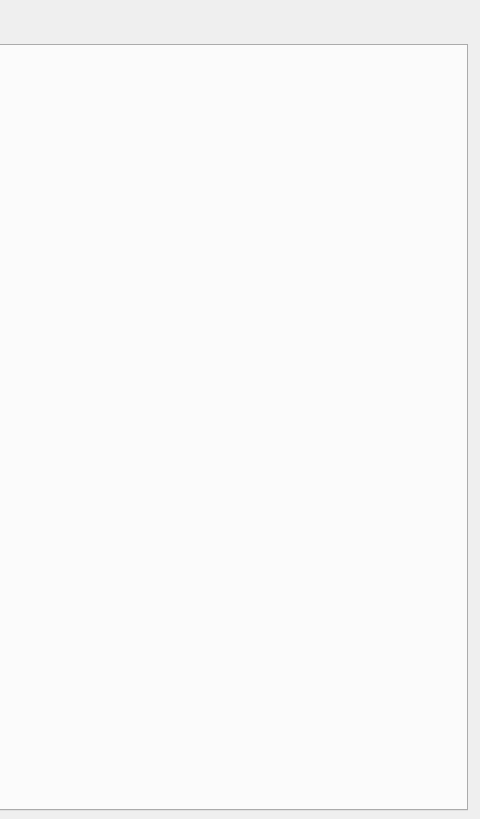
bytesize-zz/pymon, file gui/ui_files/overviewtab.ui: the form before one commit; both pictures show x 553 to 1033 and y 0 to 819 of the 1033 by 819 pixel window.
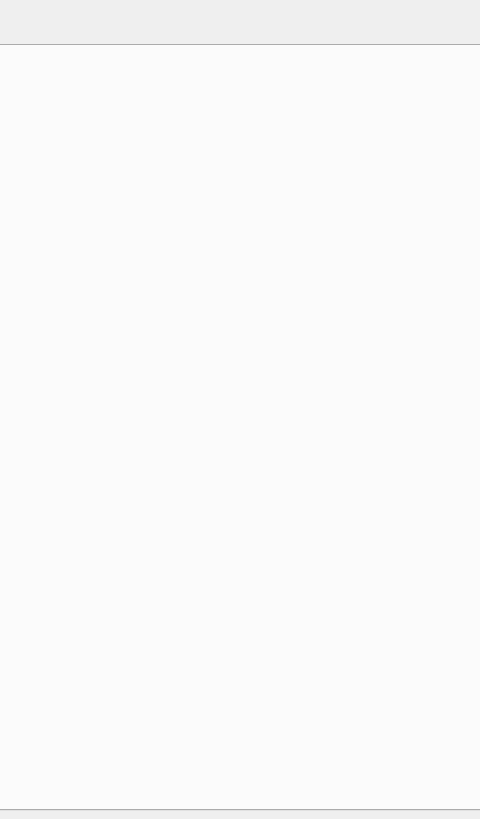
The form after the commit.

What changed in the file:
```diff
--- a/gui/ui_files/overviewtab.ui
+++ b/gui/ui_files/overviewtab.ui
@@ -18,7 +18,7 @@
     <rect>
      <x>10</x>
      <y>20</y>
-     <width>1011</width>
+     <width>1031</width>
      <height>791</height>
     </rect>
    </property>
```
Left out of the diff: 35 changed lines with no effect on the pictures.
